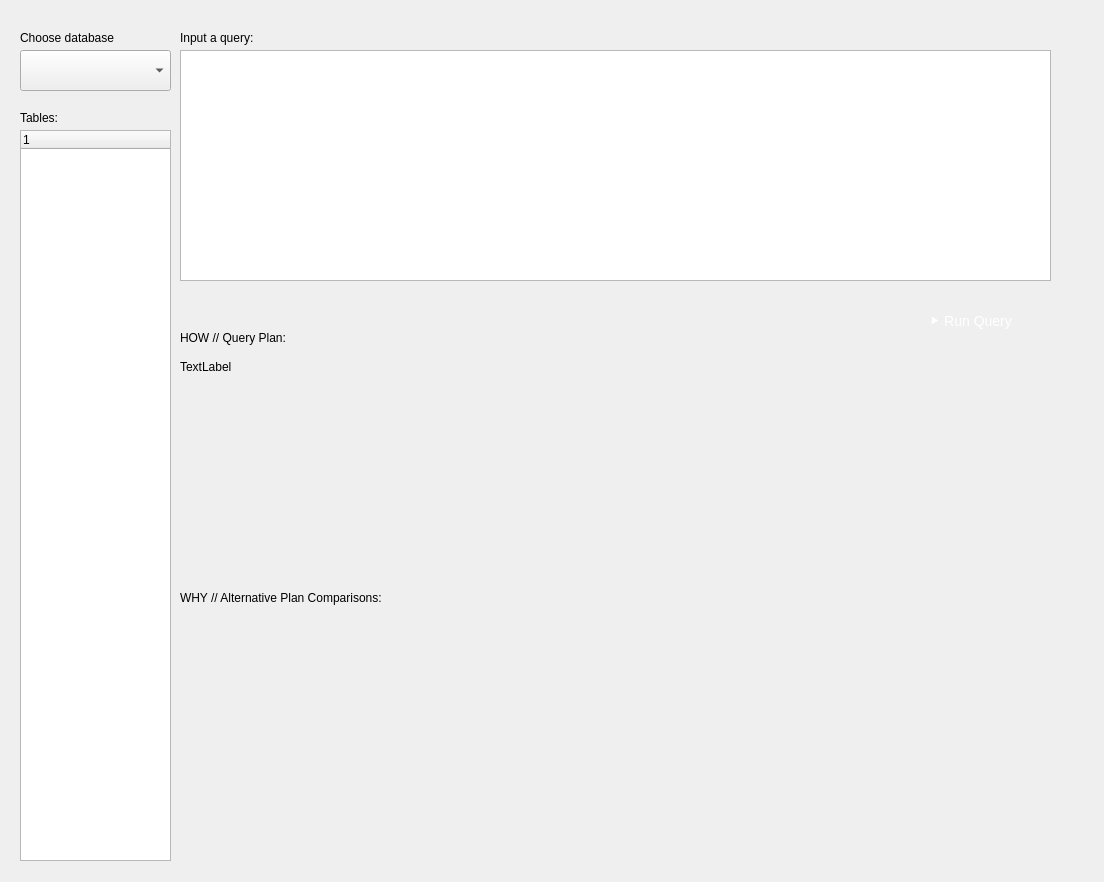
The window that untitled.ui (bleow/SQL_Query_Annotator) describes before a commit, drawn with Qt 5.
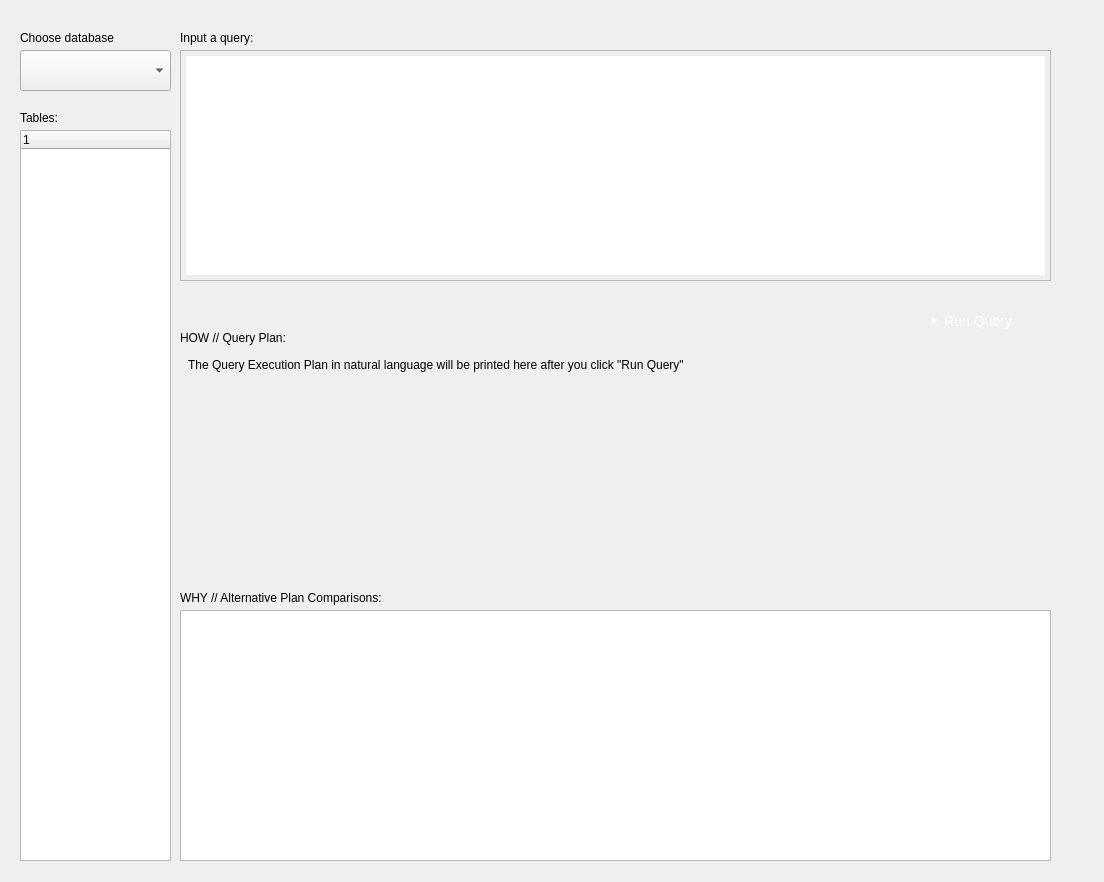
The same window after the commit. Custom widgets are drawn as their Qt base class.

Commit message: feat(ui): graph with mock input

```diff
--- a/untitled.ui
+++ b/untitled.ui
@@ -93,7 +93,8 @@
    </property>
    <property name="styleSheet">
     <string notr="true">color: &quot;#eaebf2&quot;;
-font: 12px</string>
+font: 12px;
+padding: 5px</string>
    </property>
   </widget>
   <widget class="QLabel" name="label">
@@ -205,9 +206,9 @@
    <property name="geometry">
     <rect>
      <x>180</x>
-     <y>360</y>
+     <y>350</y>
      <width>871</width>
-     <height>201</height>
+     <height>211</height>
     </rect>
    </property>
    <property name="font">
@@ -221,10 +222,11 @@
    <property name="styleSheet">
     <string notr="true">color: &quot;#eaebf2&quot;;
 font: 12px;
-background-color: &quot;#2b2f3b&quot;;</string>
+background-color: &quot;#2b2f3b&quot;;
+padding: 5px</string>
    </property>
    <property name="text">
-    <string>TextLabel</string>
+    <string>The Query Execution Plan in natural language will be printed here after you click &quot;Run Query&quot;</string>
    </property>
    <property name="alignment">
     <set>Qt::AlignLeading|Qt::AlignLeft|Qt::AlignTop</set>
@@ -232,6 +234,9 @@
    <property name="wordWrap">
     <bool>true</bool>
    </property>
+   <property name="margin">
+    <number>2</number>
+   </property>
   </widget>
   <widget class="QLabel" name="label_5">
    <property name="geometry">
@@ -283,6 +288,31 @@
     <string>WHY // Alternative Plan Comparisons:</string>
    </property>
   </widget>
+  <widget class="PlotWidget" name="label_graph">
+   <property name="geometry">
+    <rect>
+     <x>180</x>
+     <y>610</y>
+     <width>871</width>
+     <height>251</height>
+    </rect>
+   </property>
+   <property name="font">
+    <font>
+     <pointsize>-1</pointsize>
+     <weight>50</weight>
+     <italic>false</italic>
+     <bold>false</bold>
+    </font>
+   </property>
+   <property name="styleSheet">
+    <string notr="true">color: &quot;#eaebf2&quot;;
+font: 12px;
+background-color: &quot;#2b2f3b&quot;;
+padding: 5px;
+border-width: 0px;</string>
+   </property>
+  </widget>
   <zorder>ExecuteQuery</zorder>
   <zorder>input_comboBox</zorder>
   <zorder>input_plainTextEdit</zorder>
@@ -293,7 +323,15 @@
   <zorder>label_qep</zorder>
   <zorder>label_5</zorder>
   <zorder>label_6</zorder>
+  <zorder>label_graph</zorder>
  </widget>
+ <customwidgets>
+  <customwidget>
+   <class>PlotWidget</class>
+   <extends>QGraphicsView</extends>
+   <header>pyqtgraph</header>
+  </customwidget>
+ </customwidgets>
  <resources/>
  <connections/>
 </ui>
```
The commit also changes 4 other files.
